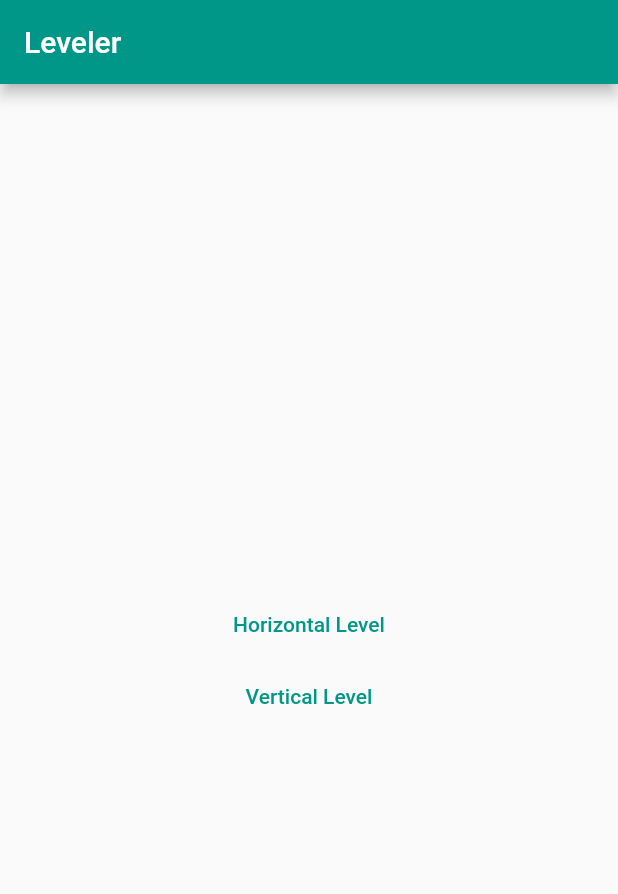
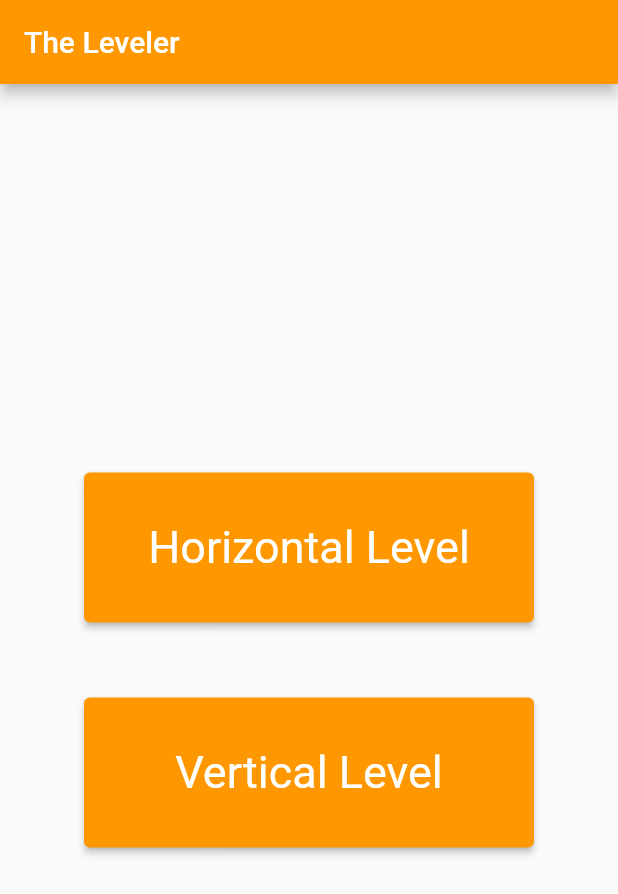
Before and after one commit to ethan-thomas0223/sensory-overload, a Flutter app: the screen it shows after launch, on a phone screen of 412 x 824 dp. Shown: the top 894 px of the screen. Run offline on Flutter 3.47's test engine with Material 2 defaults, Android fonts, the phone set to English and light mode, and no system bars; our stand-ins replace sensors_plus; missing offline and left inert: aeyrium_sensor, checkmark.

Commit message:
Main Page UI Changes

```diff
--- a/sensory_overload_level/lib/main.dart
+++ b/sensory_overload_level/lib/main.dart
@@ -37,9 +37,19 @@ class MyApp extends StatelessWidget {
         // or simply save your changes to "hot reload" in a Flutter IDE).
         // Notice that the counter didn't reset back to zero; the application
         // is not restarted.
-        primarySwatch: Colors.teal,
+        primarySwatch: Colors.orange,
+        elevatedButtonTheme: ElevatedButtonThemeData(
+          style: ButtonStyle(
+            backgroundColor: MaterialStateProperty.all<Color>(
+              Colors.orange,
+            ), //button color
+            foregroundColor: MaterialStateProperty.all<Color>(
+              Colors.white,
+            ),
+          ),
+        ),
       ),
-      home: const MyHomePage(title: 'Leveler'),
+      home: const MyHomePage(title: 'The Leveler'),
     );
   }
 }
@@ -87,19 +97,35 @@ class _MyHomePageState extends State<MyHomePage> {
     return Scaffold(
       appBar: AppBar(
         title: Text(widget.title),
+        foregroundColor: Colors.white,
       ),
       body: Center(
         child: Column(
           mainAxisAlignment: MainAxisAlignment.center,
           children: <Widget>[
             // create buttons that would navigate to the both levelers
-            TextButton(
-              onPressed: _openHoizontal,
-              child: const Text('Horizontal Level'),
+            SizedBox(
+              width: 300, // <-- Your width
+              height: 100,
+              child: ElevatedButton(
+                onPressed: _openHoizontal,
+                child: const Text('Horizontal Level'),
+                style: ElevatedButton.styleFrom(
+                    textStyle: const TextStyle(fontSize: 30)),
+              ),
             ),
-            TextButton(
-              onPressed: _openVertical,
-              child: const Text('Vertical Level'),
+            SizedBox(
+              height: 50,
+            ),
+            SizedBox(
+              width: 300, // <-- Your width
+              height: 100,
+              child: ElevatedButton(
+                onPressed: _openHoizontal,
+                child: const Text('Vertical Level'),
+                style: ElevatedButton.styleFrom(
+                    textStyle: const TextStyle(fontSize: 30)),
+              ),
             ),
           ],
         ),
```
Also changed, not shown: sensory_overload_level/pubspec.lock.
